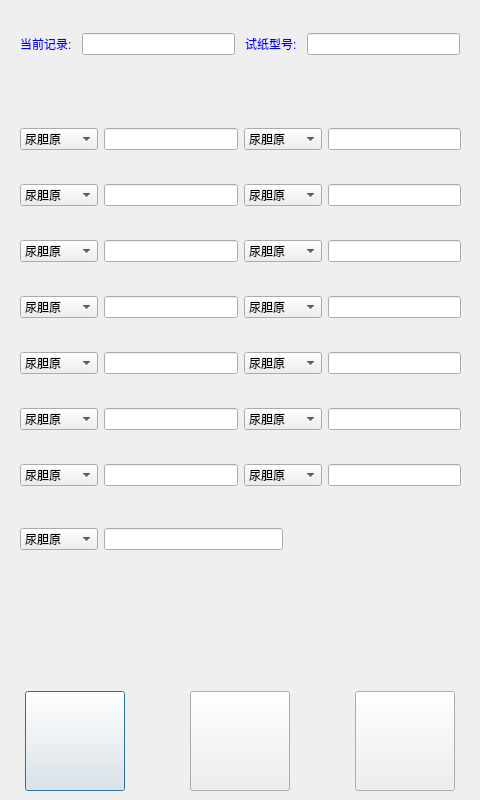
Above: testingdialog.ui from jack-love/wc100-English before the change. Below: the same form after it.
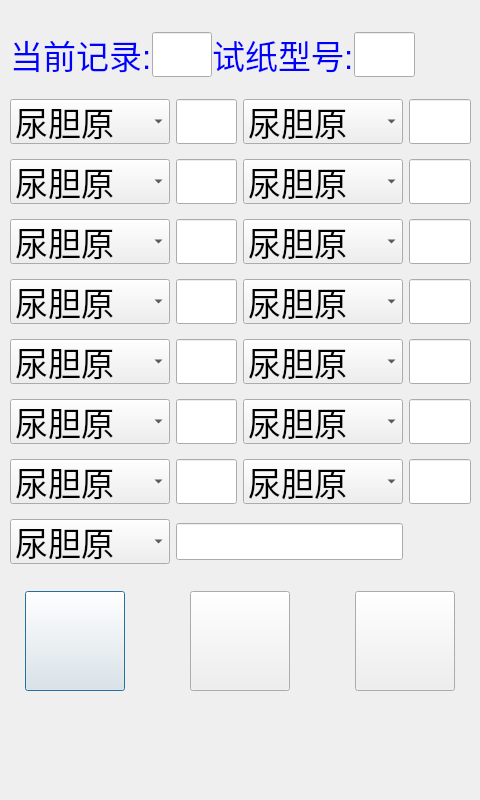
That is the form after the change. Icons and pictures are not drawn.

Patch:
```diff
--- a/testingdialog.ui
+++ b/testingdialog.ui
@@ -10,21 +10,32 @@
     <height>800</height>
    </rect>
   </property>
+  <property name="font">
+   <font>
+    <pointsize>25</pointsize>
+   </font>
+  </property>
   <property name="windowTitle">
    <string>Dialog</string>
   </property>
-  <widget class="QWidget" name="">
+  <widget class="QWidget" name="layoutWidget">
    <property name="geometry">
     <rect>
-     <x>20</x>
+     <x>10</x>
      <y>30</y>
-     <width>440</width>
-     <height>29</height>
+     <width>461</width>
+     <height>50</height>
     </rect>
    </property>
    <layout class="QHBoxLayout" name="horizontalLayout_8">
     <property name="spacing">
-     <number>10</number>
+     <number>0</number>
+    </property>
+    <property name="leftMargin">
+     <number>0</number>
+    </property>
+    <property name="rightMargin">
+     <number>56</number>
     </property>
     <item>
      <widget class="QLabel" name="label_Number">
@@ -48,11 +59,11 @@
     </item>
    </layout>
   </widget>
-  <widget class="QWidget" name="">
+  <widget class="QWidget" name="layoutWidget">
    <property name="geometry">
     <rect>
      <x>10</x>
-     <y>690</y>
+     <y>590</y>
      <width>461</width>
      <height>102</height>
     </rect>
@@ -132,12 +143,12 @@
     </item>
    </layout>
   </widget>
-  <widget class="QWidget" name="">
+  <widget class="QWidget" name="layoutWidget">
    <property name="geometry">
     <rect>
-     <x>20</x>
-     <y>100</y>
-     <width>441</width>
+     <x>10</x>
+     <y>90</y>
+     <width>461</width>
      <height>491</height>
     </rect>
    </property>
@@ -146,6 +157,14 @@
      <layout class="QHBoxLayout" name="horizontalLayout_13">
       <item>
        <widget class="QComboBox" name="leftSelection_1">
+        <property name="font">
+         <font>
+          <pointsize>25</pointsize>
+         </font>
+        </property>
+        <property name="maxVisibleItems">
+         <number>10</number>
+        </property>
         <item>
          <property name="text">
           <string>尿胆原</string>
@@ -502,6 +521,11 @@
      <layout class="QHBoxLayout" name="horizontalLayout_4">
       <item>
        <widget class="QComboBox" name="leftSelection_3">
+        <property name="font">
+         <font>
+          <pointsize>25</pointsize>
+         </font>
+        </property>
         <item>
          <property name="text">
           <string>尿胆原</string>
@@ -1475,7 +1499,13 @@
        </widget>
       </item>
       <item>
-       <widget class="QLineEdit" name="leftShow_8"/>
+       <widget class="QLineEdit" name="leftShow_8">
+        <property name="font">
+         <font>
+          <pointsize>19</pointsize>
+         </font>
+        </property>
+       </widget>
       </item>
       <item>
        <spacer name="horizontalSpacer">
```
Left out of the diff: 35 changed lines with no effect on the pictures.
